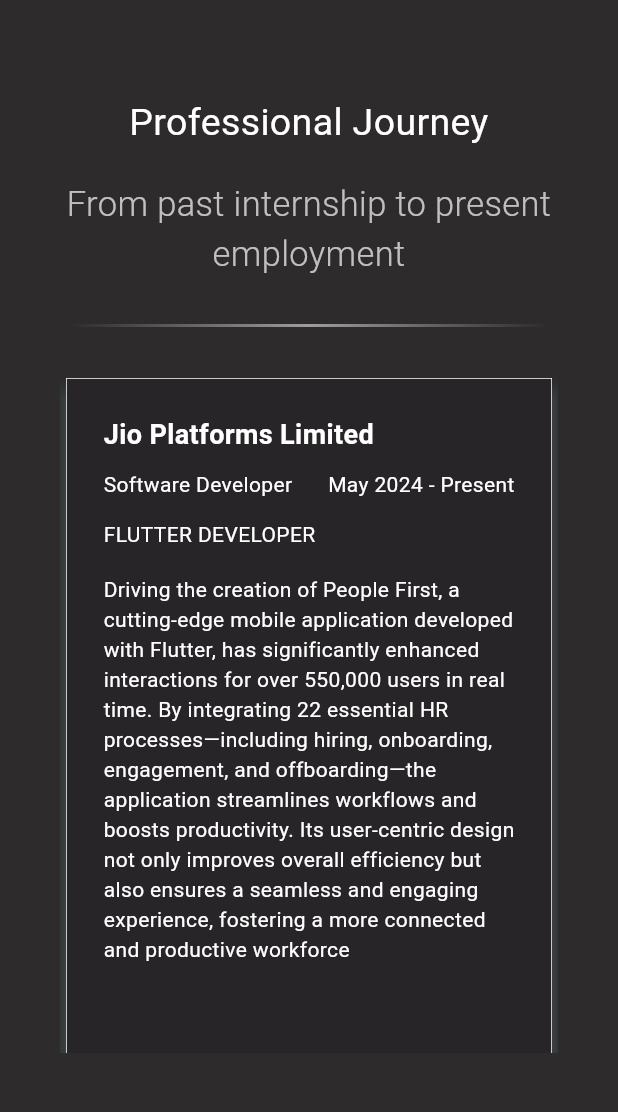
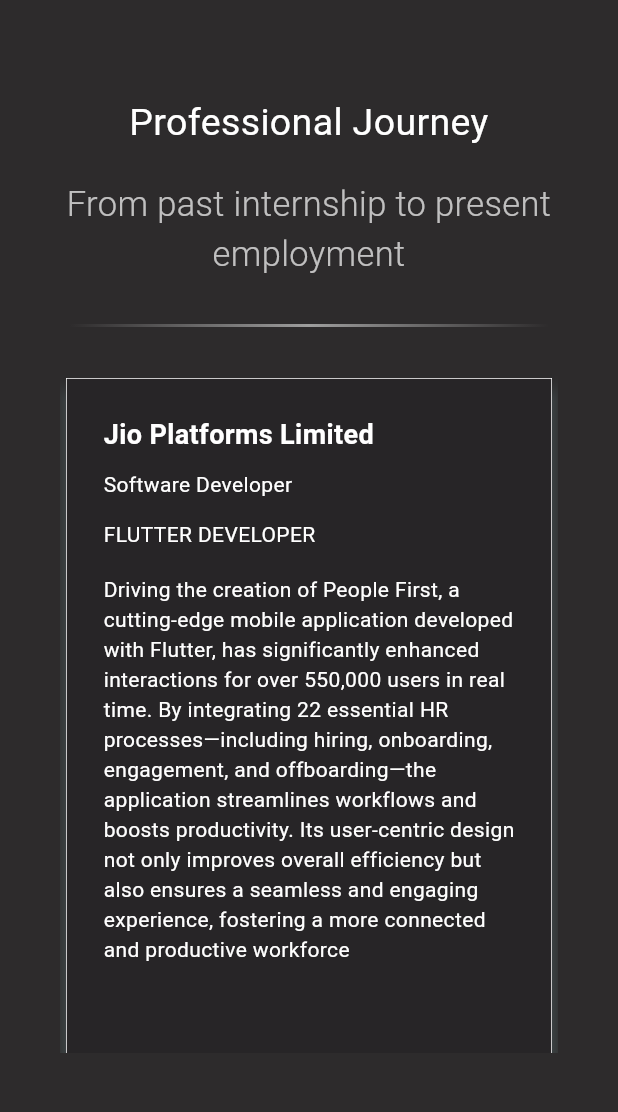
Before and after one commit to anshuvarma/flutter_portfolio, a Flutter app: the ExperiencePage screen opened directly, on a phone screen of 412 x 824 dp, the part 63-1175 px from its top. Run offline on Flutter 3.47's test engine with Material 3 defaults, Android fonts, the phone set to English and light mode, and no system bars.

Commit message:
Row deleted

```diff
--- a/lib/pages/experience_page.dart
+++ b/lib/pages/experience_page.dart
@@ -19,10 +19,10 @@ class ExperiencePage extends StatelessWidget {
               'Software Developer',
               style: TextStyle(color: Colors.white),
             ),
-            Text(
-              'May 2024 - Present',
-              style: TextStyle(color: Colors.white),
-            ),
+            // Text(
+            //   'May 2024 - Present',
+            //   style: TextStyle(color: Colors.white),
+            // ),
           ],
         ),
       ],
@@ -34,10 +34,10 @@ class ExperiencePage extends StatelessWidget {
               'Graduate Engineer Trainee',
               style: TextStyle(color: Colors.white),
             ),
-            Text(
-              'Dec 2022 - June 2023',
-              style: TextStyle(color: Colors.white),
-            ),
+            // Text(
+            //   'Dec 2022 - June 2023',
+            //   style: TextStyle(color: Colors.white),
+            // ),
           ],
         ),
       ],
@@ -49,10 +49,10 @@ class ExperiencePage extends StatelessWidget {
               'Internship',
               style: TextStyle(color: Colors.white),
             ),
-            Text(
-              'Jul 2021 - Sep 2021',
-              style: TextStyle(color: Colors.white),
-            ),
+            // Text(
+            //   'Jul 2021 - Sep 2021',
+            //   style: TextStyle(color: Colors.white),
+            // ),
           ],
         ),
       ],
```
